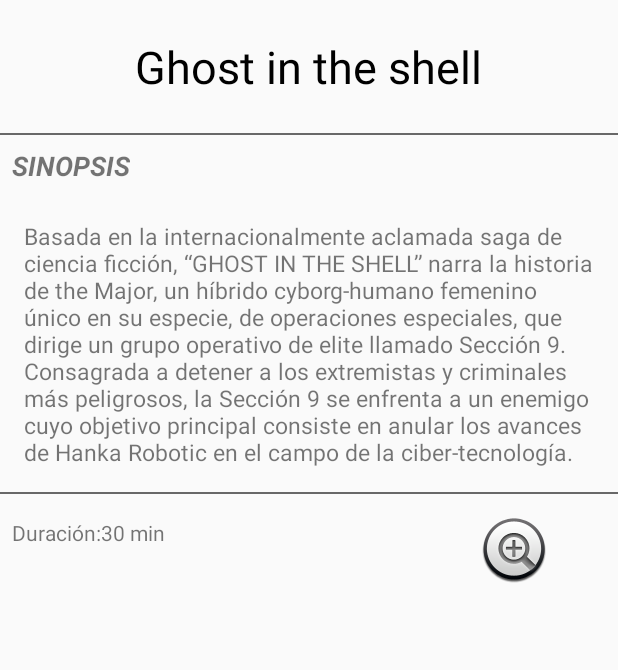
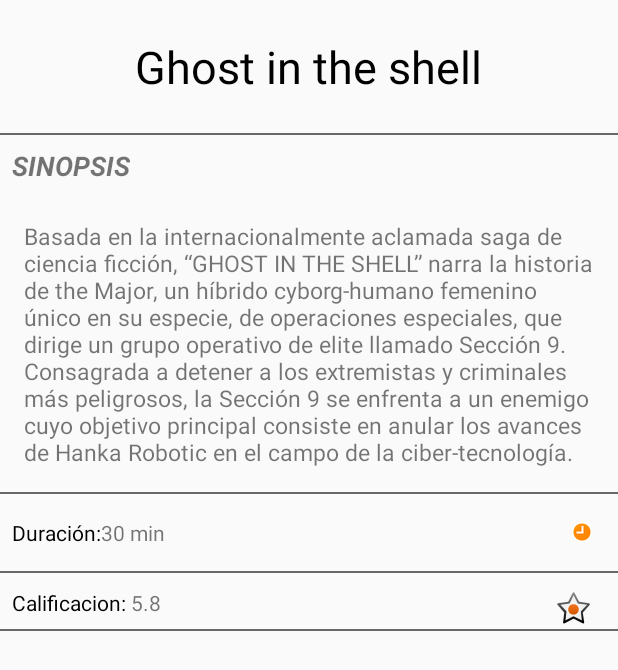
Before and after one commit to milouri23/CinesMagic, an Android app: the layout fragment_sinopsis.xml on its own in the app's theme, with its tools: preview values and no code run, on a phone screen of 412 x 824 dp. Shown: the top 670 px of the screen. Run offline under Robolectric (Android 15) with nearby library versions, the phone set to English and light mode, and no system bars.

Commit message:
detalle de sinopsis con duracion y calificacion

```diff
--- a/app/src/main/res/layout/fragment_sinopsis.xml
+++ b/app/src/main/res/layout/fragment_sinopsis.xml
@@ -44,22 +44,59 @@
             android:layout_marginBottom="16dp"/>
         <LinearLayout
             android:layout_width="match_parent"
-            android:layout_height="match_parent"
+            android:layout_height="wrap_content"
             android:orientation="horizontal">
 
             <TextView
                 android:layout_width="wrap_content"
                 android:layout_height="wrap_content"
                 android:text="Duración:"
-                android:paddingLeft="8dp" />
+                android:paddingLeft="8dp"
+                android:textColor="@android:color/black"/>
             <TextView
                 android:layout_width="match_parent"
                 android:layout_height="wrap_content"
                 android:text="30 min"
                 android:layout_marginRight="16dp"
-                android:drawableRight="@android:drawable/btn_plus"/>
+                android:layout_marginBottom="16dp"
+                android:drawableRight="@android:drawable/presence_away"/>
 
         </LinearLayout>
 
+        <View
+            android:layout_width="match_parent"
+            android:layout_height="1dp"
+            android:background="#686868"
+            android:layout_marginBottom="10dp"/>
+
+        <LinearLayout
+            android:layout_width="match_parent"
+            android:layout_height="match_parent"
+            android:orientation="horizontal">
+
+
+
+        <TextView
+            android:layout_width="wrap_content"
+            android:layout_height="wrap_content"
+            android:text="Calificacion: "
+            android:paddingLeft="8dp"
+            android:textColor="@android:color/black"/>
+
+        <TextView
+            android:layout_width="match_parent"
+            android:layout_height="wrap_content"
+            android:text="5.8"
+            android:layout_marginRight="16dp"
+            android:drawableRight="@android:drawable/star_on"/>
+
+
+        </LinearLayout>
+
+        <View
+            android:layout_width="match_parent"
+            android:layout_height="1dp"
+            android:background="#686868"
+            android:layout_marginBottom="10dp"/>
     </LinearLayout>
 </ScrollView>
```
